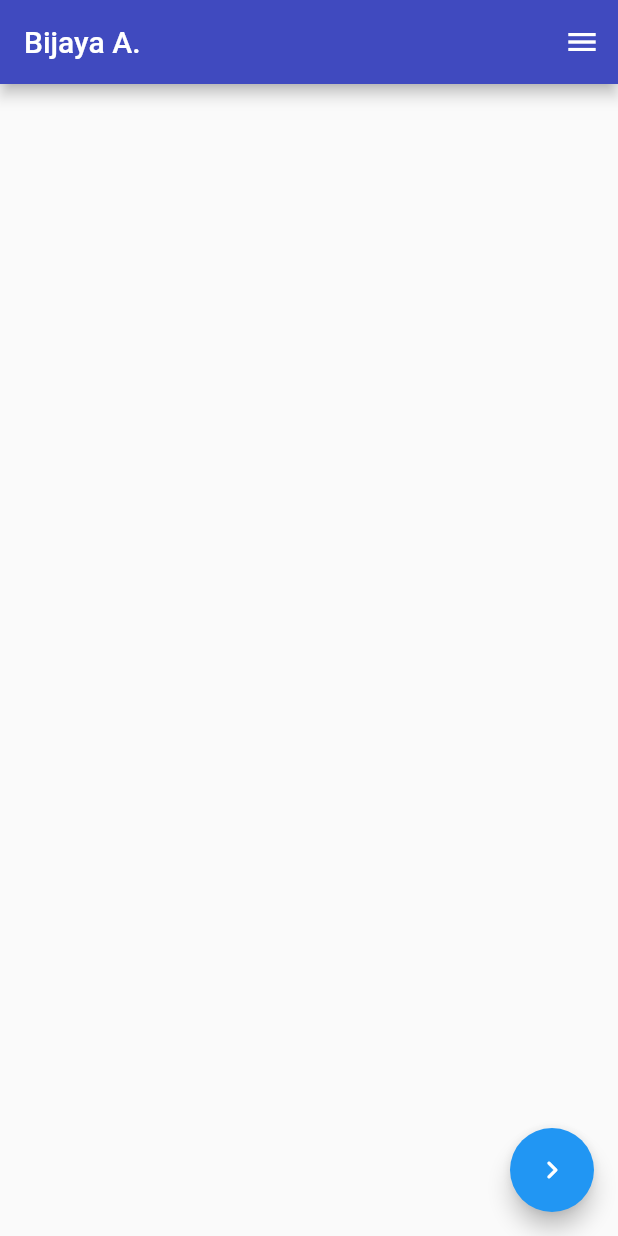
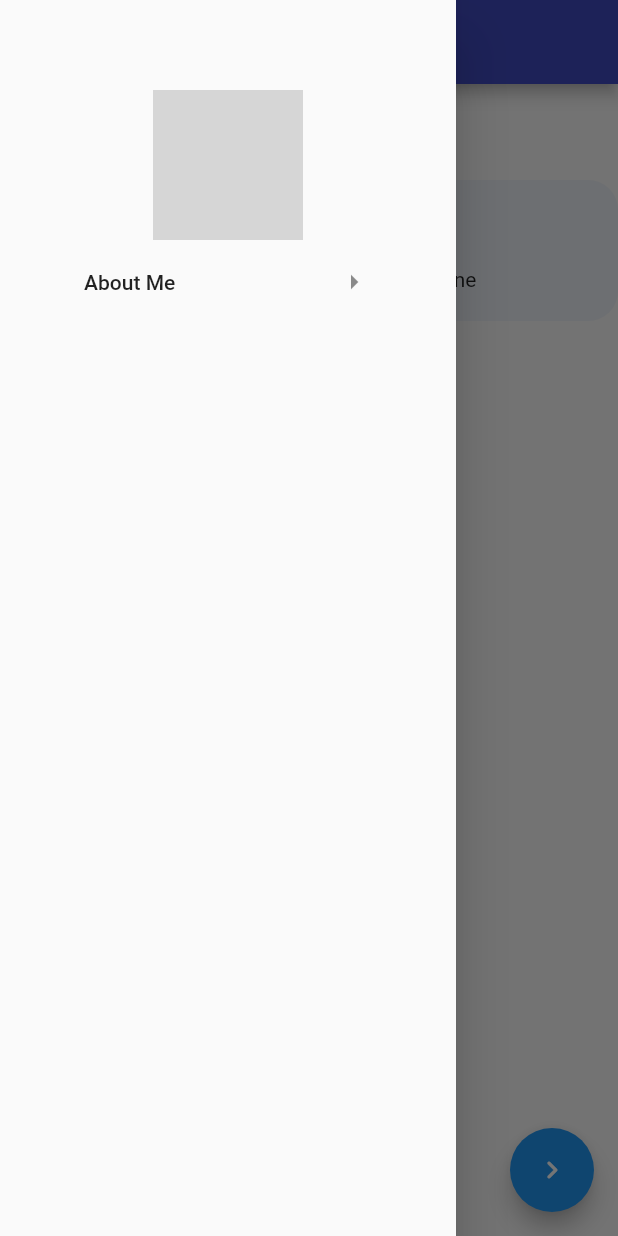
Before and after one commit to Bijayadhs/bijaya_portfolio, a Flutter app: the screen it shows after launch, with the side drawer open (before the commit the screen has no drawer), on a phone screen of 412 x 824 dp. Run offline on Flutter 3.47's test engine with Material 2 defaults, Android fonts, the light colour scheme and no system bars; grey boxes are pictures that could not be loaded.

Commit message:
home basic setup with drawer

```diff
--- a/lib/constants.dart
+++ b/lib/constants.dart
@@ -2,3 +2,14 @@ import 'package:flutter/material.dart';
 
 const Color kPrimaryColor = Color(0xFF404ABF);
 const Color kSecondaryColor = Color(0xFF28AFB0);
+
+const TextStyle kHighlightTitle = TextStyle(
+  fontWeight: FontWeight.w700,
+  fontSize: 32,
+  color: kPrimaryColor,
+);
+const TextStyle kNormalTitle = TextStyle(
+  fontWeight: FontWeight.w700,
+  fontSize: 32,
+  color: Colors.black,
+);
--- /dev/null
+++ b/lib/pages/about_me_screen.dart
@@ -0,0 +1,10 @@
+import 'package:flutter/material.dart';
+
+class AboutMeScreen extends StatelessWidget {
+  const AboutMeScreen({Key? key}) : super(key: key);
+
+  @override
+  Widget build(BuildContext context) {
+    return Center(child: Text('About Me'));
+  }
+}
--- a/lib/pages/banner_screen.dart
+++ b/lib/pages/banner_screen.dart
@@ -0,0 +1,10 @@
+import 'package:flutter/material.dart';
+
+class BannerScreen extends StatelessWidget {
+  const BannerScreen({Key? key}) : super(key: key);
+
+  @override
+  Widget build(BuildContext context) {
+    return Center(child: Text('Banner Screen'));
+  }
+}
--- /dev/null
+++ b/lib/pages/contact_me_screen.dart
@@ -0,0 +1,46 @@
+import 'package:bijaya_portfolio/constants.dart';
+import 'package:flutter/material.dart';
+
+class ContactMeScreen extends StatelessWidget {
+  const ContactMeScreen({Key? key}) : super(key: key);
+
+  @override
+  Widget build(BuildContext context) {
+    return Container(
+      decoration: BoxDecoration(
+        borderRadius: BorderRadius.circular(20),
+        color: Color(0xFFEDF2F8),
+      ),
+      child: Padding(
+        padding: const EdgeInsets.all(20.0),
+        child: Column(
+          crossAxisAlignment: CrossAxisAlignment.center,
+          // mainAxisAlignment: MainAxisAlignment.center,
+          children: [
+            Row(
+              mainAxisAlignment: MainAxisAlignment.center,
+              children: [
+                Text(
+                  "Let's",
+                  style: kHighlightTitle,
+                ),
+                SizedBox(width: 4),
+                Text(
+                  "Talk",
+                  style: kNormalTitle,
+                ),
+              ],
+            ),
+            Row(
+              mainAxisAlignment: MainAxisAlignment.spaceAround,
+              children: [
+                Text('Email'),
+                Text('Phone'),
+              ],
+            )
+          ],
+        ),
+      ),
+    );
+  }
+}
--- a/lib/pages/home_screen.dart
+++ b/lib/pages/home_screen.dart
@@ -1,3 +1,8 @@
+import 'package:bijaya_portfolio/pages/about_me_screen.dart';
+import 'package:bijaya_portfolio/pages/banner_screen.dart';
+import 'package:bijaya_portfolio/pages/contact_me_screen.dart';
+import 'package:bijaya_portfolio/pages/project_screen.dart';
+import 'package:bijaya_portfolio/pages/skill_screen.dart';
 import 'package:flutter/material.dart';
 
 class HomeScreen extends StatelessWidget {
@@ -8,17 +13,56 @@ class HomeScreen extends StatelessWidget {
     return Scaffold(
       appBar: AppBar(
         title: Text('Bijaya A.'),
+        centerTitle: true,
         actions: [
-          IconButton(
-            icon: Icon(Icons.menu),
-            onPressed: () {},
-          ),
+          // IconButton(
+          //   icon: Icon(Icons.menu),
+          //   onPressed: () {},
+          // ),
         ],
       ),
+      drawer: DrawerWidget(),
       floatingActionButton: FloatingActionButton(
         child: Icon(Icons.chevron_right_rounded),
         onPressed: () {},
       ),
+      body: Column(
+        children: [
+          BannerScreen(),
+          AboutMeScreen(),
+          ProjectScreen(),
+          SkillScreen(),
+          ContactMeScreen(),
+        ],
+      ),
     );
   }
 }
+
+class DrawerWidget extends StatelessWidget {
+  const DrawerWidget({
+    Key? key,
+  }) : super(key: key);
+
+  @override
+  Widget build(BuildContext context) {
+    return Drawer(
+      child: Container(
+        padding: EdgeInsets.all(40),
+        child: Column(
+          children: [
+            SizedBox(height: 20),
+            Image.asset('logo.png', height: 100),
+            ListTile(
+              title: Text('About Me'),
+              trailing: Icon(Icons.arrow_right),
+              onTap: () {
+                Navigator.pop(context);
+              },
+            ),
+          ],
+        ),
+      ),
+    );
+  }
+}
--- /dev/null
+++ b/lib/pages/project_screen.dart
@@ -0,0 +1,10 @@
+import 'package:flutter/material.dart';
+
+class ProjectScreen extends StatelessWidget {
+  const ProjectScreen({Key? key}) : super(key: key);
+
+  @override
+  Widget build(BuildContext context) {
+    return Center(child: Text('Project Screen'));
+  }
+}
--- /dev/null
+++ b/lib/pages/skill_screen.dart
@@ -0,0 +1,10 @@
+import 'package:flutter/material.dart';
+
+class SkillScreen extends StatelessWidget {
+  const SkillScreen({Key? key}) : super(key: key);
+
+  @override
+  Widget build(BuildContext context) {
+    return Center(child: Text('Skill Screen'));
+  }
+}
```
Also changed, not shown: pubspec.yaml (+3 -6 lines), assets/logo.png (added).
